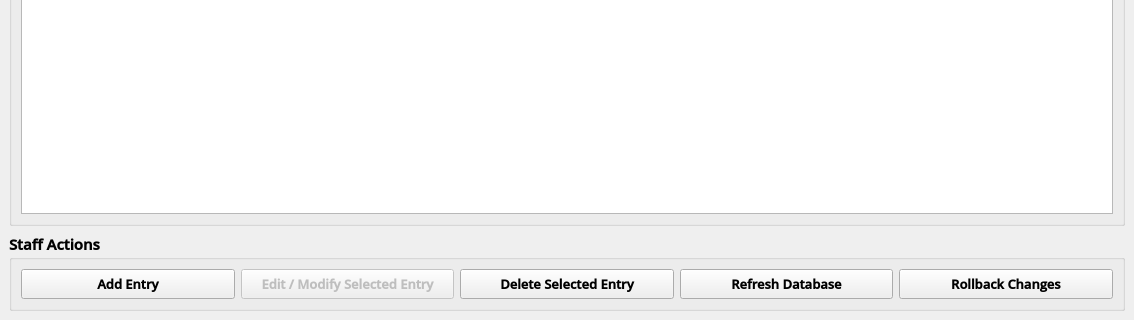
CodexLink/Route88_HybridBusinessSystem, file System Design/Route88_DataViewerCmpnt.ui: the form before one commit; both pictures show x 0 to 1134 and y 276 to 596 of the 1134 by 596 pixel window.
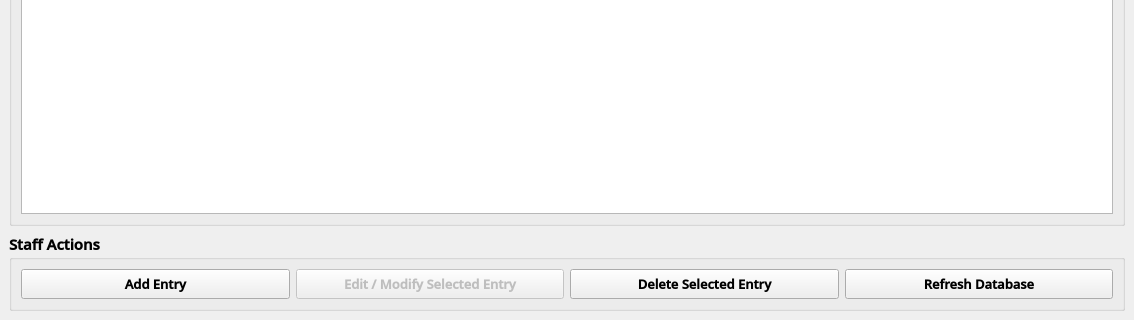
The form after the commit. Icons and pictures are not drawn.

Commit message:
[Database & UI Progression] Fixed Manip: Alignment
- Removed CALL Procedure To Give Way for Development
+ Fixed Alignment

```diff
--- a/System Design/Route88_DataViewerCmpnt.ui
+++ b/System Design/Route88_DataViewerCmpnt.ui
@@ -642,27 +642,6 @@
          </property>
         </widget>
        </item>
-       <item>
-        <widget class="QPushButton" name="StaffAct_Rollback">
-         <property name="sizePolicy">
-          <sizepolicy hsizetype="Minimum" vsizetype="Ignored">
-           <horstretch>0</horstretch>
-           <verstretch>0</verstretch>
-          </sizepolicy>
-         </property>
-         <property name="font">
-          <font>
-           <family>Open Sans SemiBold</family>
-           <pointsize>10</pointsize>
-           <weight>75</weight>
-           <bold>true</bold>
-          </font>
-         </property>
-         <property name="text">
-          <string>Rollback Changes</string>
-         </property>
-        </widget>
-       </item>
       </layout>
      </widget>
     </item>
```
The commit also changes 4 other files.
